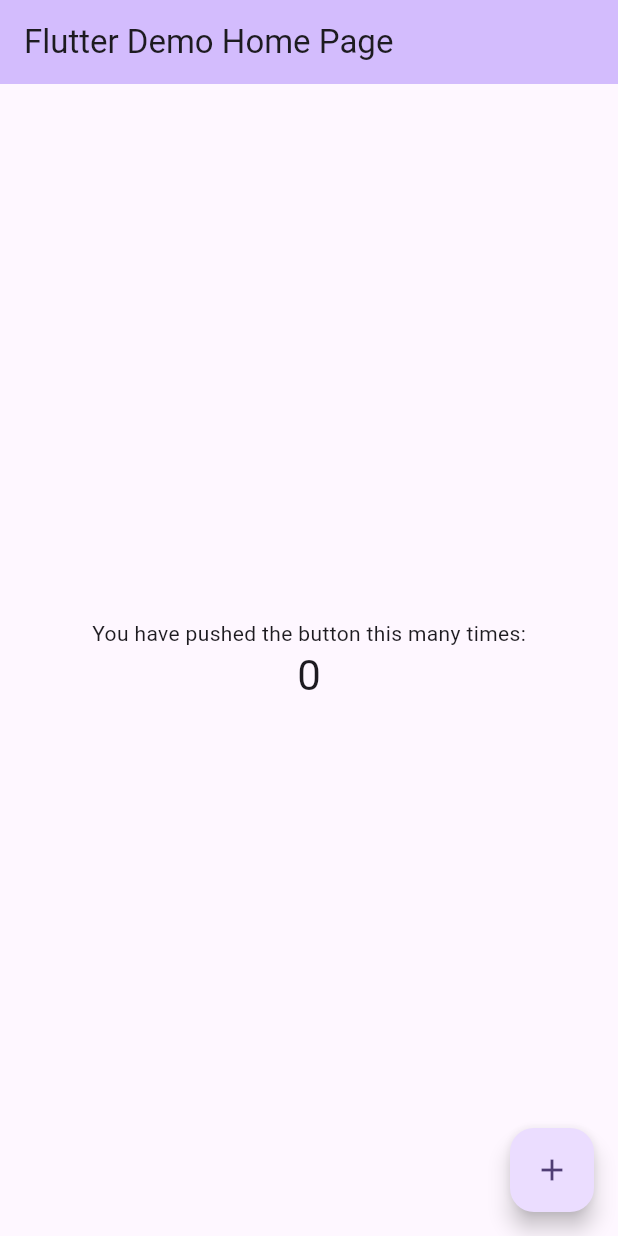
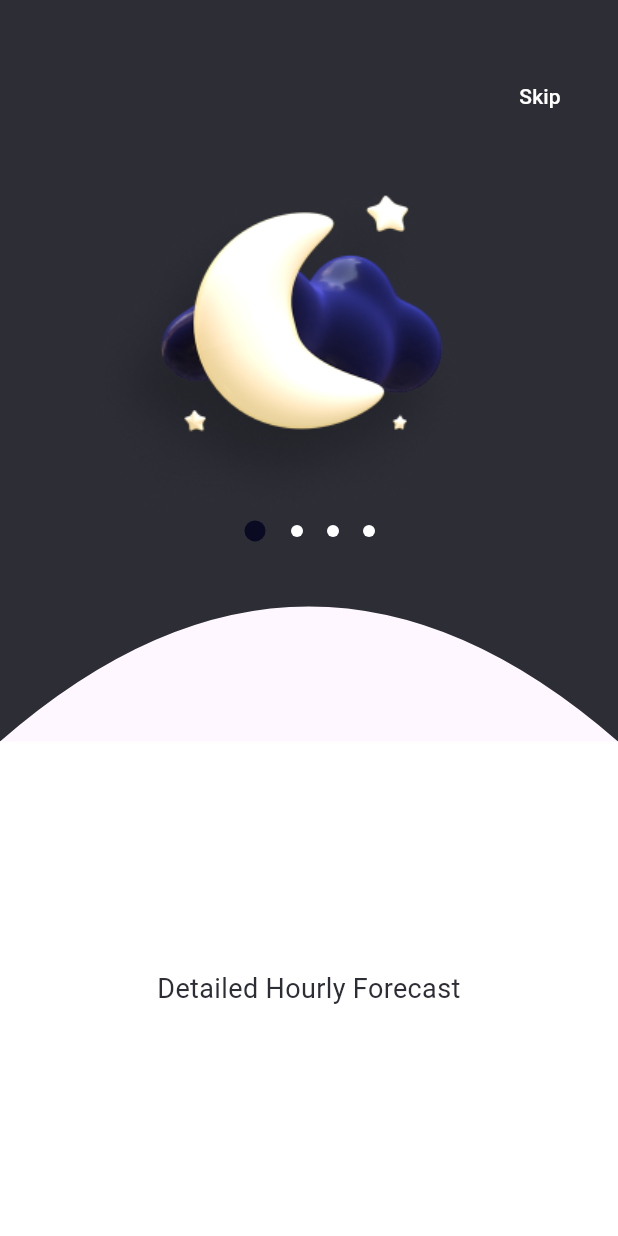
Before and after one commit to enusiraw/meteomuse, a Flutter app: the screen it shows after launch, on a phone screen of 412 x 824 dp. Run offline on Flutter 3.47's test engine with Material 3 defaults, Android fonts, the phone set to English and light mode, and no system bars; our stand-ins replace flutter_screenutil.

Commit message:
intro screen added

```diff
--- /dev/null
+++ b/lib/functions/arrow.dart
@@ -0,0 +1,48 @@
+import 'dart:math';
+import 'dart:ui' as ui; // Importing dart:ui for ui.Image
+import 'package:flutter/material.dart';
+import 'package:flutter/services.dart'; // For rootBundle
+
+class ArrowPainter extends CustomPainter {
+  final double progress;
+  final ui.Image arrowImage;
+
+  ArrowPainter({required this.progress, required this.arrowImage});
+
+  @override
+  void paint(Canvas canvas, Size size) {
+    final paint = Paint()
+      ..color = Colors.blue
+      ..strokeWidth = 4.0
+      ..style = PaintingStyle.stroke;
+
+
+    final rect = Rect.fromCircle(
+      center: Offset(size.width / 2, size.height / 2),
+      radius: size.width / 8,
+    );
+    const startAngle = -pi / 2;
+    final sweepAngle = 2 * pi * progress;
+
+    canvas.drawArc(rect, startAngle, sweepAngle, false, paint);
+
+    const arrowSize = 40.0;
+    final imageRect = Rect.fromCenter(
+      center: Offset(size.width / 2, size.height / 2),
+      width: arrowSize,
+      height: arrowSize,
+    );
+
+    canvas.drawImageRect(
+      arrowImage,
+      Rect.fromLTWH(0, 0, arrowImage.width.toDouble(), arrowImage.height.toDouble()),
+      imageRect,
+      Paint(),
+    );
+  }
+
+  @override
+  bool shouldRepaint(covariant CustomPainter oldDelegate) {
+    return true;
+  }
+}
--- /dev/null
+++ b/lib/functions/customclippath.dart
@@ -0,0 +1,23 @@
+import 'dart:ui' as ui;
+import 'package:flutter/material.dart';
+
+class CustomClipPath extends CustomClipper<Path> {
+  @override
+  Path getClip(Size size) {
+    double w = size.width;
+    double h = size.height;
+
+    final path = Path();
+    path.lineTo(0, h);
+    path.quadraticBezierTo(w * 0.5, h - 180, w, h);
+    path.lineTo(w, 0);
+    path.close();
+
+    return path;
+  }
+
+  @override
+  bool shouldReclip(covariant CustomClipper<ui.Path> oldClipper) {
+    return false;
+  }
+}
--- a/lib/main.dart
+++ b/lib/main.dart
@@ -1,4 +1,6 @@
 import 'package:flutter/material.dart';
+import 'package:flutter_screenutil/flutter_screenutil.dart';
+import 'package:meteomuse/pages/intro_page.dart';
 
 void main() {
   runApp(const MyApp());
@@ -7,119 +9,17 @@ void main() {
 class MyApp extends StatelessWidget {
   const MyApp({super.key});
 
-  // This widget is the root of your application.
   @override
   Widget build(BuildContext context) {
-    return MaterialApp(
-      title: 'Flutter Demo',
-      theme: ThemeData(
-        // This is the theme of your application.
-        //
-        // TRY THIS: Try running your application with "flutter run". You'll see
-        // the application has a purple toolbar. Then, without quitting the app,
-        // try changing the seedColor in the colorScheme below to Colors.green
-        // and then invoke "hot reload" (save your changes or press the "hot
-        // reload" button in a Flutter-supported IDE, or press "r" if you used
-        // the command line to start the app).
-        //
-        // Notice that the counter didn't reset back to zero; the application
-        // state is not lost during the reload. To reset the state, use hot
-        // restart instead.
-        //
-        // This works for code too, not just values: Most code changes can be
-        // tested with just a hot reload.
-        colorScheme: ColorScheme.fromSeed(seedColor: Colors.deepPurple),
-        useMaterial3: true,
-      ),
-      home: const MyHomePage(title: 'Flutter Demo Home Page'),
+    return ScreenUtilInit(
+        designSize: Size(360, 760),
+        minTextAdapt: true,
+        splitScreenMode: true,
+        builder: (_, child) {
+          return const MaterialApp(
+      debugShowCheckedModeBanner: false,
+      home: IntroScreen(),
     );
+        });
   }
 }
-
-class MyHomePage extends StatefulWidget {
-  const MyHomePage({super.key, required this.title});
-
-  // This widget is the home page of your application. It is stateful, meaning
-  // that it has a State object (defined below) that contains fields that affect
-  // how it looks.
-
-  // This class is the configuration for the state. It holds the values (in this
-  // case the title) provided by the parent (in this case the App widget) and
-  // used by the build method of the State. Fields in a Widget subclass are
-  // always marked "final".
-
-  final String title;
-
-  @override
-  State<MyHomePage> createState() => _MyHomePageState();
-}
-
-class _MyHomePageState extends State<MyHomePage> {
-  int _counter = 0;
-
-  void _incrementCounter() {
-    setState(() {
-      // This call to setState tells the Flutter framework that something has
-      // changed in this State, which causes it to rerun the build method below
-      // so that the display can reflect the updated values. If we changed
-      // _counter without calling setState(), then the build method would not be
-      // called again, and so nothing would appear to happen.
-      _counter++;
-    });
-  }
-
-  @override
-  Widget build(BuildContext context) {
-    // This method is rerun every time setState is called, for instance as done
-    // by the _incrementCounter method above.
-    //
-    // The Flutter framework has been optimized to make rerunning build methods
-    // fast, so that you can just rebuild anything that needs updating rather
-    // than having to individually change instances of widgets.
-    return Scaffold(
-      appBar: AppBar(
-        // TRY THIS: Try changing the color here to a specific color (to
-        // Colors.amber, perhaps?) and trigger a hot reload to see the AppBar
-        // change color while the other colors stay the same.
-        backgroundColor: Theme.of(context).colorScheme.inversePrimary,
-        // Here we take the value from the MyHomePage object that was created by
-        // the App.build method, and use it to set our appbar title.
-        title: Text(widget.title),
-      ),
-      body: Center(
-        // Center is a layout widget. It takes a single child and positions it
-        // in the middle of the parent.
-        child: Column(
-          // Column is also a layout widget. It takes a list of children and
-          // arranges them vertically. By default, it sizes itself to fit its
-          // children horizontally, and tries to be as tall as its parent.
-          //
-          // Column has various properties to control how it sizes itself and
-          // how it positions its children. Here we use mainAxisAlignment to
-          // center the children vertically; the main axis here is the vertical
-          // axis because Columns are vertical (the cross axis would be
-          // horizontal).
-          //
-          // TRY THIS: Invoke "debug painting" (choose the "Toggle Debug Paint"
-          // action in the IDE, or press "p" in the console), to see the
-          // wireframe for each widget.
-          mainAxisAlignment: MainAxisAlignment.center,
-          children: <Widget>[
-            const Text(
-              'You have pushed the button this many times:',
-            ),
-            Text(
-              '$_counter',
-              style: Theme.of(context).textTheme.headlineMedium,
-            ),
-          ],
-        ),
-      ),
-      floatingActionButton: FloatingActionButton(
-        onPressed: _incrementCounter,
-        tooltip: 'Increment',
-        child: const Icon(Icons.add),
-      ), // This trailing comma makes auto-formatting nicer for build methods.
-    );
-  }
-}
--- /dev/null
+++ b/lib/pages/intro_page.dart
@@ -0,0 +1,215 @@
+// ignore_for_file: library_private_types_in_public_api
+
+import 'dart:ui' as ui;
+import 'dart:ui';
+
+import 'package:flutter/material.dart';
+import 'package:flutter/services.dart';
+import 'package:flutter_screenutil/flutter_screenutil.dart';
+import 'package:meteomuse/functions/arrow.dart';
+import 'package:meteomuse/functions/customclippath.dart';
+
+class IntroScreen extends StatefulWidget {
+  const IntroScreen({super.key});
+
+  @override
+  _IntroScreenState createState() => _IntroScreenState();
+}
+
+class _IntroScreenState extends State<IntroScreen> with SingleTickerProviderStateMixin {
+  final PageController _pageController = PageController();
+  int _currentPage = 0;
+  ui.Image? arrowImage;
+ late AnimationController _controller;
+
+  @override
+  void initState() {
+   super.initState();
+    _controller = AnimationController(
+      vsync: this,
+      duration: const Duration(milliseconds: 300),
+    );
+    _loadArrowImage();
+  }
+   @override
+  void dispose() {
+    _controller.dispose();
+    super.dispose();
+  }
+
+  Future<void> _loadArrowImage() async {
+    final data = await rootBundle.load('icons/right-arrow.png');
+    final list = Uint8List.view(data.buffer);
+    final image = await decodeImageFromList(list);
+
+    setState(() {
+      arrowImage = image;
+    });
+  }
+
+  @override
+  Widget build(BuildContext context) {
+    return Scaffold(
+      body: Stack(
+        children: [
+          PageView(
+            controller: _pageController,
+            onPageChanged: (int page) {
+              setState(() {
+                _currentPage = page;
+              });
+            },
+            children: [
+              _buildPageContent(
+                  title: 'Welcome',
+                  description: 'Detailed Hourly Forecast',
+                  imagePath: 'assets/images/1.png'),
+              _buildPageContent(
+                  title: 'Real-Time Weather Map',
+                  description: 'This is the second intro page',
+                  imagePath: 'assets/images/2.png'),
+              _buildPageContent(
+                  title: 'Weather Around the World',
+                  description: 'This is the third intro page',
+                  imagePath: 'assets/images/3.png'),
+              _buildPageContent(
+                  title: 'Welcome',
+                  description: 'This is the first intro page',
+                  imagePath: 'assets/images/4.png'),
+            ],
+          ),
+          Positioned(
+            top: 40,
+            right: 20,
+            child: TextButton(
+              onPressed: () {
+                setState(() {
+                  _currentPage = 4;
+                });
+                _pageController.jumpToPage(2);
+              },
+              child: const Text(
+                "Skip",
+                style: TextStyle(color: Colors.white),
+              ),
+            ),
+          ),
+          Positioned(
+            top: 320.h,
+            left: 0,
+            right: 0,
+            child: Row(
+              mainAxisAlignment: MainAxisAlignment.center,
+              children: [
+                _buildCircleIndicator(_currentPage == 0),
+                _buildCircleIndicator(_currentPage == 1),
+                _buildCircleIndicator(_currentPage == 2),
+                _buildCircleIndicator(_currentPage == 4),
+              ],
+            ),
+          ),
+          if (arrowImage != null)
+            Positioned(
+              bottom: 80,
+              left: 0,
+              right: 0,
+              child: CustomPaint(
+                size: const Size(80, 80),
+                painter: ArrowPainter(
+                  progress: (_currentPage + 1) / 3,
+                  arrowImage: arrowImage!,
+                ),
+              ),
+            ),
+        ],
+      ),
+    );
+  }
+
+  Widget _buildPageContent({
+    required String title,
+    required String description,
+    required String imagePath,
+  }) {
+    return Container(
+      color: Colors.transparent,
+      child: Column(
+        children: [
+          ClipPath(
+            clipper: CustomClipPath(),
+            child: Container(
+              color: Color(0xFF2C2D35),
+              height: MediaQuery.of(context).size.height * 0.6,
+              child: Column(
+                mainAxisAlignment: MainAxisAlignment.center,
+                children: [
+                  Expanded(
+                    child: Center(
+                      child: Image.asset(
+                        imagePath,
+                        height: 550.h,
+                      ),
+                    ),
+                  ),
+                  SizedBox(height: 20.h),
+                  Row(
+                    mainAxisAlignment: MainAxisAlignment.center,
+                    children: [
+                      _buildCircleIndicator(_currentPage == 0),
+                      _buildCircleIndicator(_currentPage == 1),
+                      _buildCircleIndicator(_currentPage == 2),
+                      _buildCircleIndicator(_currentPage == 4),
+                    ],
+                  ),
+                  SizedBox(height: 20.h),
+                ],
+              ),
+            ),
+          ),
+          Container(
+            color: Colors.white,
+            height: MediaQuery.of(context).size.height * 0.4,
+            child: Center(
+              child: Text(
+                description,
+                style: const TextStyle(
+                  fontSize: 18,
+                  color: Color(0xFF2C2D35),
+                ),
+                textAlign: TextAlign.center,
+              ),
+            ),
+          ),
+        ],
+      ),
+    );
+  }
+
+  Widget _buildCircleIndicator(bool isActive) {
+    if (isActive) {
+      _controller.forward();
+    } else {
+      _controller.reverse();
+    }
+
+    return ScaleTransition(
+      scale: Tween<double>(begin: 1.0, end: 1.2).animate(
+        CurvedAnimation(
+          parent: _controller,
+          curve: Curves.easeInOut,
+        ),
+      ),
+      child: AnimatedContainer(
+        duration: const Duration(milliseconds: 300),
+        margin: const EdgeInsets.symmetric(horizontal: 8.0),
+        height: isActive ? 14.0 : 8.0,
+        width: isActive ? 16.0 : 8.0,
+        decoration: BoxDecoration(
+          shape: BoxShape.circle,
+          color: isActive ? const Color(0xFF0A0A22) : Colors.white,
+        ),
+      ),
+    );
+  }
+
+}
```
Also changed, not shown: pubspec.yaml (+7 -3 lines), assets/icons/right-arrow.png (added), assets/images/1.png (added), assets/images/2.png (added), assets/images/3.png (added), assets/images/4.png (added), pubspec.lock, 1 other file.
